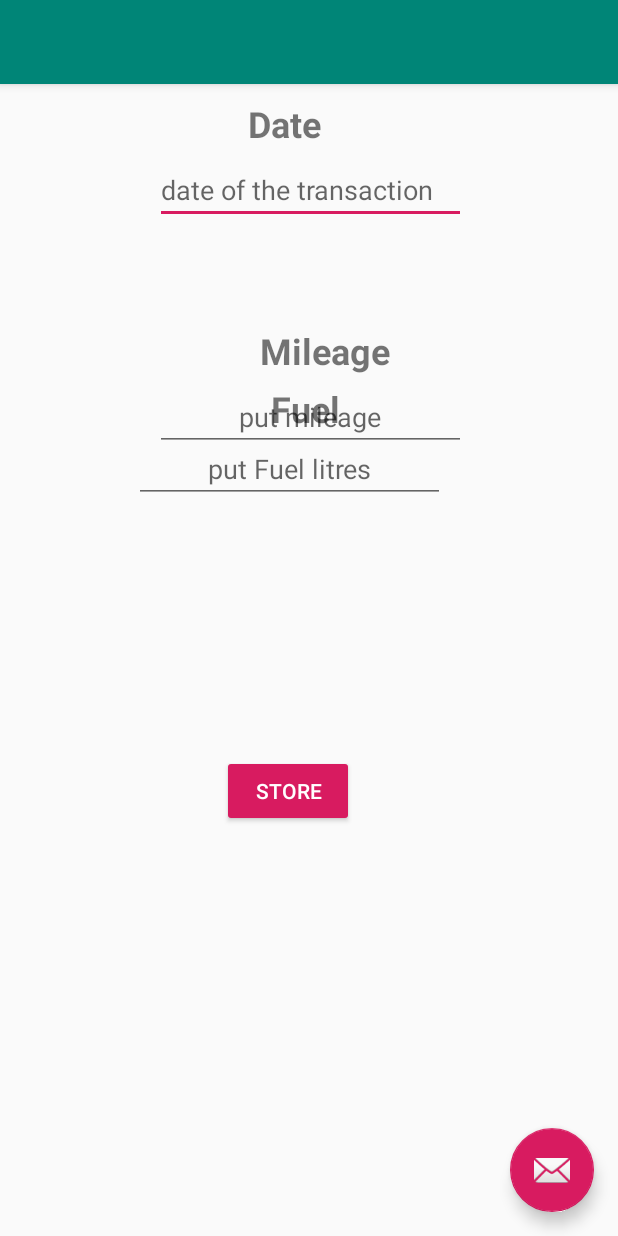
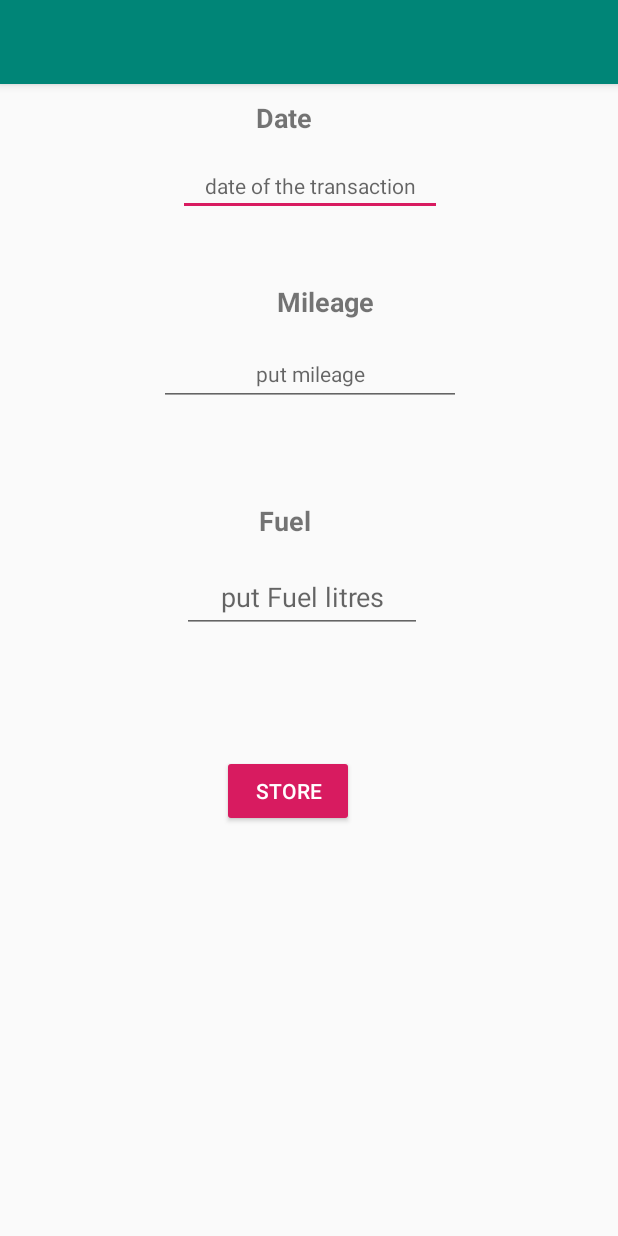
Before and after one commit to mohsenmsn/cs2001-2017-18-reassessment-mohsenmsn, an Android app: the screen it shows after launch (MainActivity), on a phone screen of 412 x 824 dp. Run offline under Robolectric (Android 15) with nearby library versions, the phone set to English and light mode, and no system bars.

Commit message:
newchange 5

```diff
--- a/app/src/main/res/layout/activity_main.xml
+++ b/app/src/main/res/layout/activity_main.xml
@@ -15,7 +15,7 @@
         <androidx.appcompat.widget.Toolbar
             android:id="@+id/toolbar"
             android:layout_width="match_parent"
-            android:layout_height="?attr/actionBarSize"
+            android:layout_height="match_parent"
             android:background="?attr/colorPrimary"
             app:popupTheme="@style/AppTheme.PopupOverlay" />
 
@@ -23,12 +23,12 @@
 
     <include layout="@layout/content_main" />
 
-    <com.google.android.material.floatingactionbutton.FloatingActionButton
-        android:id="@+id/fab"
-        android:layout_width="wrap_content"
-        android:layout_height="wrap_content"
-        android:layout_gravity="bottom|end"
-        android:layout_margin="@dimen/fab_margin"
-        app:srcCompat="@android:drawable/ic_dialog_email" />
+    <!--<com.google.android.material.floatingactionbutton.FloatingActionButton-->
+        <!--android:id="@+id/fab"-->
+        <!--android:layout_width="wrap_content"-->
+        <!--android:layout_height="wrap_content"-->
+        <!--android:layout_gravity="bottom|end"-->
+        <!--android:layout_margin="@dimen/fab_margin"-->
+        <!--app:srcCompat="@android:drawable/ic_dialog_email" />-->
 
 </androidx.coordinatorlayout.widget.CoordinatorLayout>
--- a/app/src/main/res/layout/content_main.xml
+++ b/app/src/main/res/layout/content_main.xml
@@ -11,14 +11,14 @@
     <TextView
         android:id="@+id/dateTextView"
         android:layout_width="160dp"
-        android:layout_height="32dp"
+        android:layout_height="30dp"
         android:layout_marginStart="109dp"
         android:layout_marginTop="10dp"
         android:layout_marginEnd="115dp"
         android:layout_marginBottom="8dp"
         android:text="Date"
         android:textAlignment="center"
-        android:textSize="24sp"
+        android:textSize="18sp"
         android:textStyle="bold"
         app:layout_constraintBottom_toTopOf="@+id/TextEdit1"
         app:layout_constraintEnd_toEndOf="parent"
@@ -30,14 +30,17 @@
     <EditText
         android:id="@+id/TextEdit1"
         style="@style/Widget.AppCompat.Light.AutoCompleteTextView"
-        android:layout_width="207dp"
-        android:layout_height="43dp"
+        android:layout_width="176dp"
+        android:layout_height="40dp"
         android:layout_marginStart="89dp"
         android:layout_marginTop="8dp"
         android:layout_marginEnd="88dp"
         android:ems="10"
         android:hint="date of the transaction"
         android:inputType="text|date"
+        android:textAlignment="center"
+        android:textAllCaps="false"
+        android:textSize="14sp"
         app:layout_constraintEnd_toEndOf="parent"
         app:layout_constraintStart_toStartOf="parent"
         app:layout_constraintTop_toBottomOf="@+id/dateTextView" />
@@ -52,20 +55,20 @@
         android:layout_marginBottom="8dp"
         android:text="Mileage"
         android:textAlignment="center"
-        android:textSize="24sp"
+        android:textSize="18sp"
         android:textStyle="bold"
         app:layout_constraintBottom_toBottomOf="parent"
         app:layout_constraintEnd_toEndOf="parent"
         app:layout_constraintHorizontal_bias="1.0"
         app:layout_constraintStart_toStartOf="parent"
         app:layout_constraintTop_toTopOf="parent"
-        app:layout_constraintVertical_bias="0.19999999" />
+        app:layout_constraintVertical_bias="0.159" />
 
     <EditText
         android:id="@+id/TextEdit2"
         style="@style/Widget.AppCompat.Light.AutoCompleteTextView"
-        android:layout_width="207dp"
-        android:layout_height="43dp"
+        android:layout_width="201dp"
+        android:layout_height="42dp"
         android:layout_marginStart="89dp"
         android:layout_marginTop="8dp"
         android:layout_marginEnd="88dp"
@@ -73,6 +76,7 @@
         android:hint="put mileage"
         android:inputType="number"
         android:textAlignment="center"
+        android:textSize="14sp"
         app:layout_constraintEnd_toEndOf="parent"
         app:layout_constraintStart_toStartOf="parent"
         app:layout_constraintTop_toBottomOf="@+id/MileTextView" />
@@ -82,33 +86,34 @@
         android:layout_width="160dp"
         android:layout_height="32dp"
         android:layout_marginStart="109dp"
-        android:layout_marginTop="200dp"
+        android:layout_marginTop="8dp"
         android:layout_marginEnd="115dp"
         android:layout_marginBottom="8dp"
         android:text="Fuel"
         android:textAlignment="center"
-        android:textSize="24sp"
+        android:textSize="18sp"
         android:textStyle="bold"
-        app:layout_constraintBottom_toTopOf="@+id/TextEdit3"
+        app:layout_constraintBottom_toBottomOf="@+id/linearLayout"
         app:layout_constraintEnd_toEndOf="parent"
+        app:layout_constraintHorizontal_bias="0.0"
         app:layout_constraintStart_toStartOf="parent"
-        app:layout_constraintTop_toTopOf="parent"
-        app:layout_constraintVertical_bias="0.57" />
+        app:layout_constraintTop_toTopOf="@+id/dateTextView"
+        app:layout_constraintVertical_bias="0.381" />
 
     <EditText
         android:id="@+id/TextEdit3"
         style="@style/Widget.AppCompat.Light.AutoCompleteTextView"
-        android:layout_width="207dp"
-        android:layout_height="43dp"
+        android:layout_width="160dp"
+        android:layout_height="47dp"
         android:layout_marginStart="89dp"
-        android:layout_marginTop="4dp"
+        android:layout_marginTop="8dp"
         android:layout_marginEnd="88dp"
         android:ems="10"
         android:hint="put Fuel litres"
         android:inputType="number"
         android:textAlignment="center"
         app:layout_constraintEnd_toEndOf="parent"
-        app:layout_constraintHorizontal_bias="0.0"
+        app:layout_constraintHorizontal_bias="0.425"
         app:layout_constraintStart_toStartOf="parent"
         app:layout_constraintTop_toBottomOf="@+id/FueltextView" />
 
```
